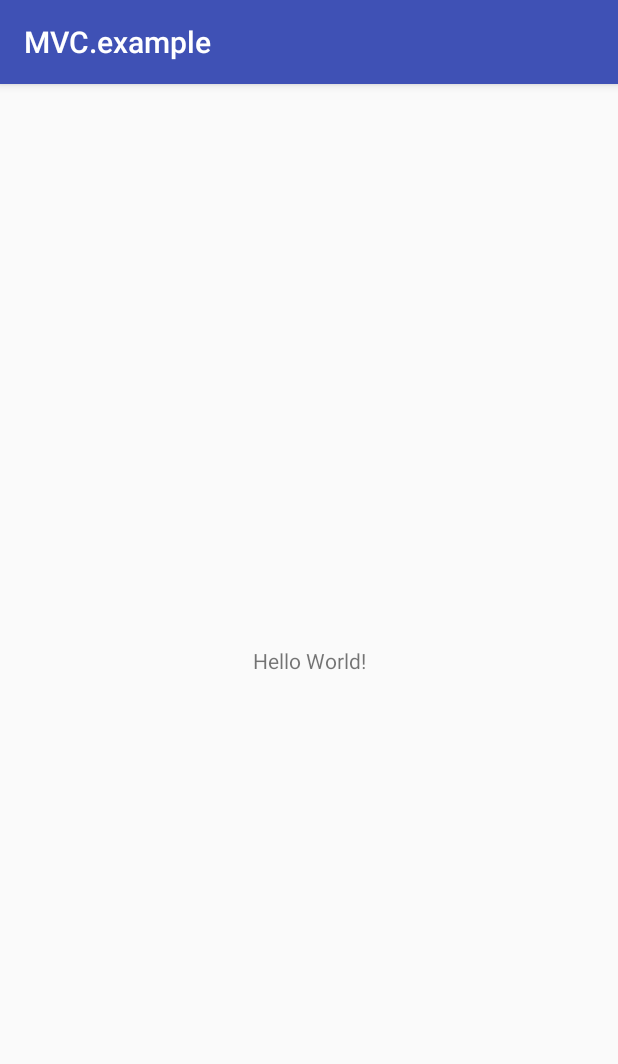
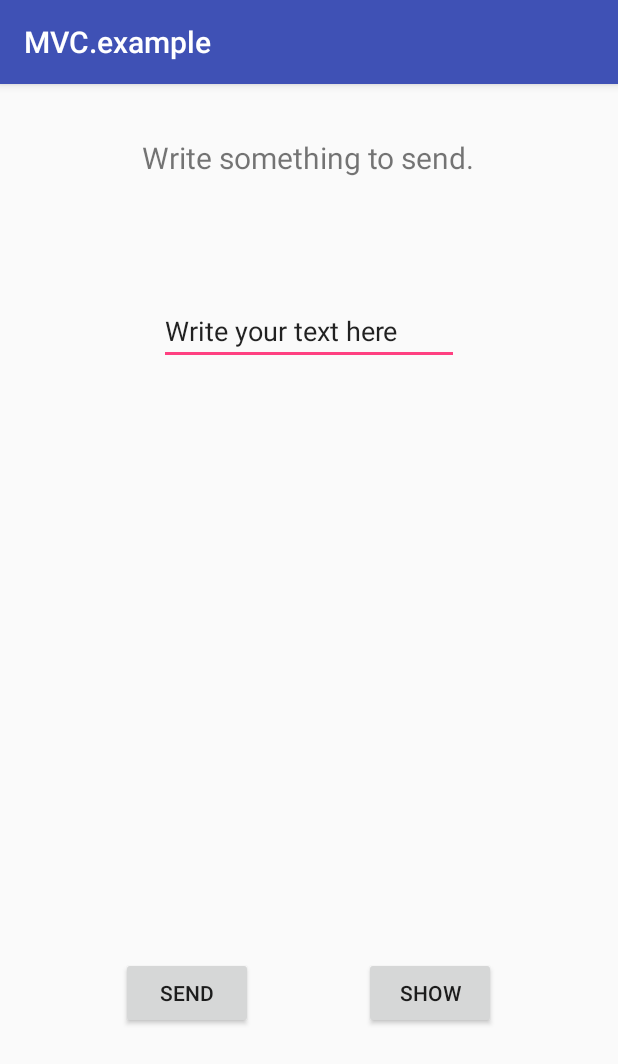
Before and after one commit to nfviktor/mvc-example, an Android app: the screen it shows after launch (MainActivity), on a phone screen of 412 x 824 dp. Shown: the top 1064 px of the screen. Run offline under Robolectric (Android 15) with nearby library versions, the phone set to English and light mode, and no system bars.

```diff
--- a/app/src/main/java/com/nfviktor/mvcexample/MainActivity.kt
+++ b/app/src/main/java/com/nfviktor/mvcexample/MainActivity.kt
@@ -2,11 +2,15 @@ package com.nfviktor.mvcexample
 
 import android.support.v7.app.AppCompatActivity
 import android.os.Bundle
+import kotlinx.android.synthetic.main.activity_main.*
 
 class MainActivity : AppCompatActivity() {
 
     override fun onCreate(savedInstanceState: Bundle?) {
         super.onCreate(savedInstanceState)
+        val cont = Controller()
         setContentView(R.layout.activity_main)
+        sendButton.setOnClickListener { cont.addItem(writeText.text.toString()) }
+        recieveButton.setOnClickListener { showText.text = cont.returnItem() }
     }
 }
--- a/app/src/main/java/com/nfviktor/mvcexample/Model.kt
+++ b/app/src/main/java/com/nfviktor/mvcexample/Model.kt
@@ -1,5 +1,16 @@
 package com.nfviktor.mvcexample
 
 class Model{
+    val arrayList = ArrayList<String>()
+    var num:Int = 0
 
+
+    fun addToList(text:String){
+        arrayList.add(arrayList.size,text)
+        num = arrayList.size
+    }
+
+    fun showFromList():String{
+        return arrayList[arrayList.size-1]
+    }
 }
--- /dev/null
+++ b/app/src/main/java/com/nfviktor/mvcexample/controller.kt
@@ -0,0 +1,20 @@
+package com.nfviktor.mvcexample
+
+class Controller{
+
+    var model = Model()
+
+    fun addItem(text:String){
+        model.addToList(text + " Lol")
+    }
+
+    fun returnSize(): Int{
+        return model.num
+    }
+
+    fun returnItem(): String {
+        return model.showFromList() + model.num.toString()
+    }
+
+
+}
--- a/app/src/main/res/layout/activity_main.xml
+++ b/app/src/main/res/layout/activity_main.xml
@@ -1,5 +1,5 @@
 <?xml version="1.0" encoding="utf-8"?>
-<android.support.constraint.ConstraintLayout xmlns:android="http://schemas.android.com/apk/res/android"
+<RelativeLayout xmlns:android="http://schemas.android.com/apk/res/android"
     xmlns:app="http://schemas.android.com/apk/res-auto"
     xmlns:tools="http://schemas.android.com/tools"
     android:layout_width="match_parent"
@@ -7,12 +7,55 @@
     tools:context=".MainActivity">
 
     <TextView
+        android:id="@+id/welcomeText"
+        android:layout_width="250dp"
+        android:layout_height="30dp"
+        android:layout_alignParentTop="true"
+        android:layout_centerHorizontal="true"
+        android:layout_marginTop="35dp"
+        android:text="@string/welcomeText"
+        android:textAlignment="center"
+        android:textSize="20sp" />
+
+    <EditText
+        android:id="@+id/writeText"
         android:layout_width="wrap_content"
         android:layout_height="wrap_content"
-        android:text="Hello World!"
-        app:layout_constraintBottom_toBottomOf="parent"
-        app:layout_constraintLeft_toLeftOf="parent"
-        app:layout_constraintRight_toRightOf="parent"
-        app:layout_constraintTop_toTopOf="parent" />
+        android:layout_alignParentTop="true"
+        android:layout_centerHorizontal="true"
+        android:layout_marginTop="142dp"
+        android:inputType="text"
+        android:hint="@string/writeText"
+        android:minWidth="200dp"
+        android:singleLine="true"
+        android:text="@string/writeText" />
 
-</android.support.constraint.ConstraintLayout>
+    <Button
+        android:id="@+id/sendButton"
+        android:layout_width="wrap_content"
+        android:layout_height="wrap_content"
+        android:layout_alignParentBottom="true"
+        android:layout_alignStart="@+id/welcomeText"
+        android:layout_marginBottom="138dp"
+        android:text="@string/send" />
+
+    <Button
+        android:id="@+id/recieveButton"
+        android:layout_width="wrap_content"
+        android:layout_height="wrap_content"
+        android:layout_alignEnd="@+id/welcomeText"
+        android:layout_alignTop="@+id/sendButton"
+        android:text="@string/show" />
+
+    <TextView
+        android:id="@+id/showText"
+        android:layout_width="200dp"
+        android:layout_height="50dp"
+        android:layout_alignParentTop="true"
+        android:layout_centerHorizontal="true"
+        android:layout_marginTop="240dp"
+        android:text="@string/showText"
+        android:textAlignment="center"
+        android:textSize="20sp" />
+
+</RelativeLayout>
--- a/app/src/main/res/values/strings.xml
+++ b/app/src/main/res/values/strings.xml
@@ -1,3 +1,8 @@
 <resources>
     <string name="app_name">MVC.example</string>
+    <string name="welcomeText">Write something to send.</string>
+    <string name="showText"> </string>
+    <string name="writeText"> Write your text here </string>
+    <string name="show"> Show </string>
+    <string name="send"> Send </string>
 </resources>
--- a/app/src/main/res/values/styles.xml
+++ b/app/src/main/res/values/styles.xml
@@ -1,7 +1,7 @@
 <resources>
 
     <!-- Base application theme. -->
-    <style name="AppTheme" parent="Theme.AppCompat.Light.DarkActionBar">
+    <style name="AppTheme" parent="Base.Theme.AppCompat.Light.DarkActionBar">
         <!-- Customize your theme here. -->
         <item name="colorPrimary">@color/colorPrimary</item>
         <item name="colorPrimaryDark">@color/colorPrimaryDark</item>
```
